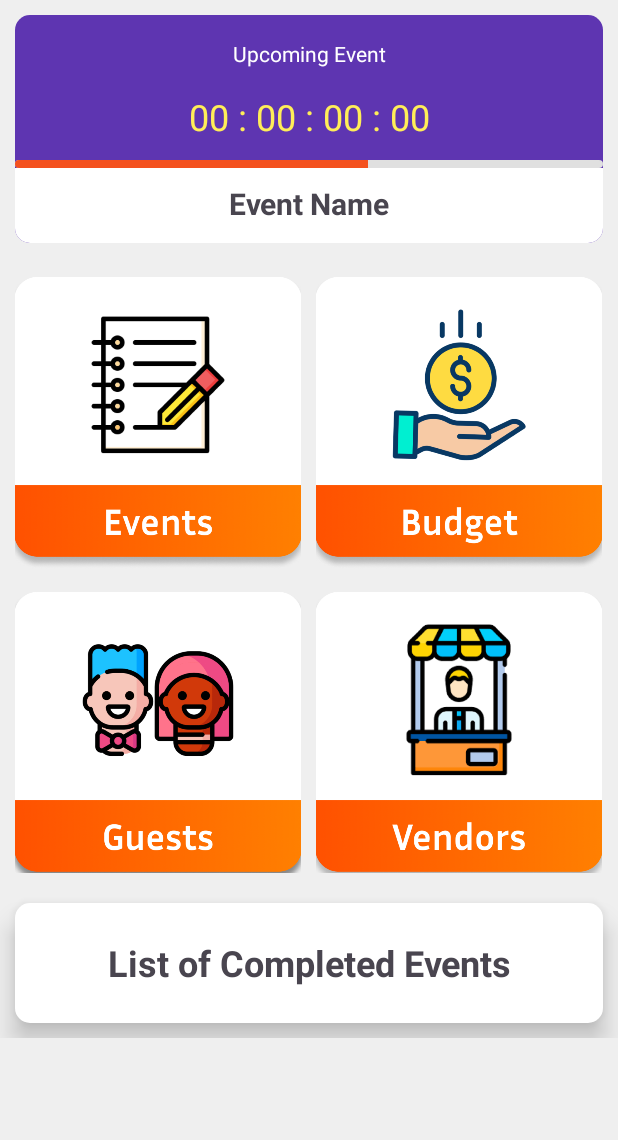
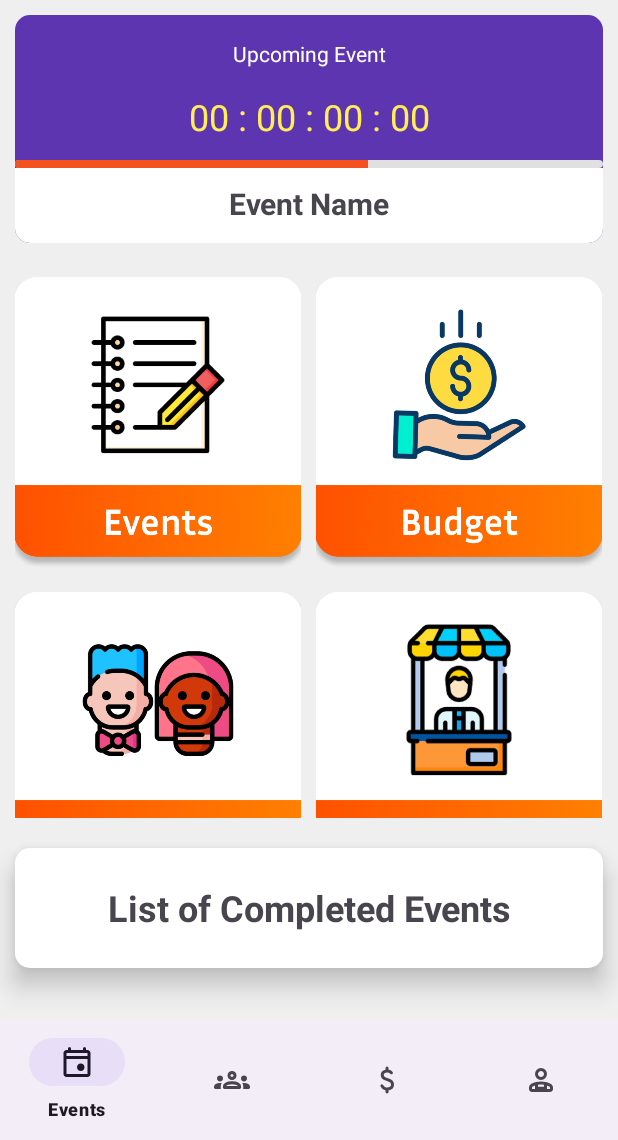
Before and after one commit to Omkar-109/Event_Manager_APP, an Android app: the screen it shows after launch (MainActivity), on a phone screen of 412 x 824 dp, the part 96-1236 px from its top. Run offline under Robolectric (Android 15) with nearby library versions, the light colour scheme and no system bars.

Commit message:
Changes in activityMain and add vendors xml

```diff
--- a/app/src/main/res/layout/activity_main.xml
+++ b/app/src/main/res/layout/activity_main.xml
@@ -57,20 +57,16 @@
 
     </com.google.android.material.appbar.AppBarLayout>
 
-    <ScrollView
-        android:id="@+id/scrollView"
-        android:layout_width="0dp"
-        android:layout_height="0dp"
-        app:layout_constraintBottom_toBottomOf="parent"
-        app:layout_constraintEnd_toEndOf="parent"
-        app:layout_constraintStart_toStartOf="parent"
-        app:layout_constraintTop_toBottomOf="@+id/appBarLayout3">
 
     <LinearLayout
         android:id="@+id/mainLinearLayout"
         android:layout_width="match_parent"
         android:layout_height="0dp"
-            android:orientation="vertical">
+        android:orientation="vertical"
+        app:layout_constraintBottom_toTopOf="@+id/bottom_navigation"
+        app:layout_constraintEnd_toEndOf="parent"
+        app:layout_constraintStart_toStartOf="parent"
+        app:layout_constraintTop_toBottomOf="@+id/appBarLayout3">
 
         <androidx.constraintlayout.widget.ConstraintLayout
             android:id="@+id/upcomingEventCard"
@@ -140,7 +136,7 @@
         <GridView
             android:id="@+id/girdViewId"
             android:layout_width="wrap_content"
-                android:layout_height="400dp"
+            android:layout_height="363dp"
             android:layout_margin="10dp"
             android:elevation="5dp"
             android:horizontalSpacing="10dp"
@@ -161,5 +157,13 @@
             android:textStyle="bold" />
 
     </LinearLayout>
-    </ScrollView>
+
+    <com.google.android.material.bottomnavigation.BottomNavigationView
+        android:id="@+id/bottom_navigation"
+        android:layout_width="match_parent"
+        android:layout_height="wrap_content"
+        app:layout_constraintBottom_toBottomOf="parent"
+        app:layout_constraintEnd_toEndOf="parent"
+        app:layout_constraintStart_toStartOf="parent"
+        app:menu="@menu/bottom_navigation_menu" />
 </androidx.constraintlayout.widget.ConstraintLayout>
```
Also changed, not shown: app/src/main/res/layout/activity_vendors.xml (+60 -0 lines). Lines whose indentation alone changed are shown as unchanged.
